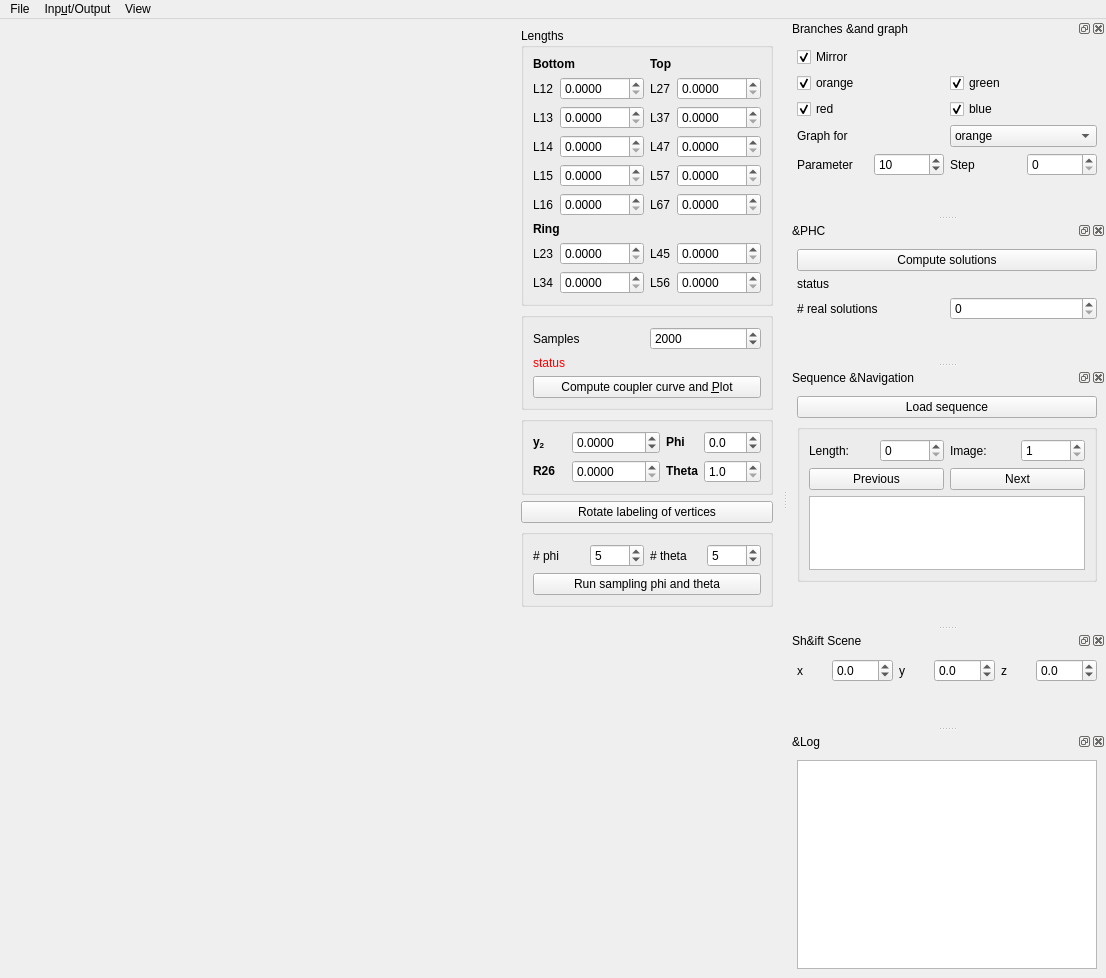
This is couplerCurve.ui in Legersky/SpatialGraphEmbeddings as Qt 5 draws it before an edit. The edited form follows.
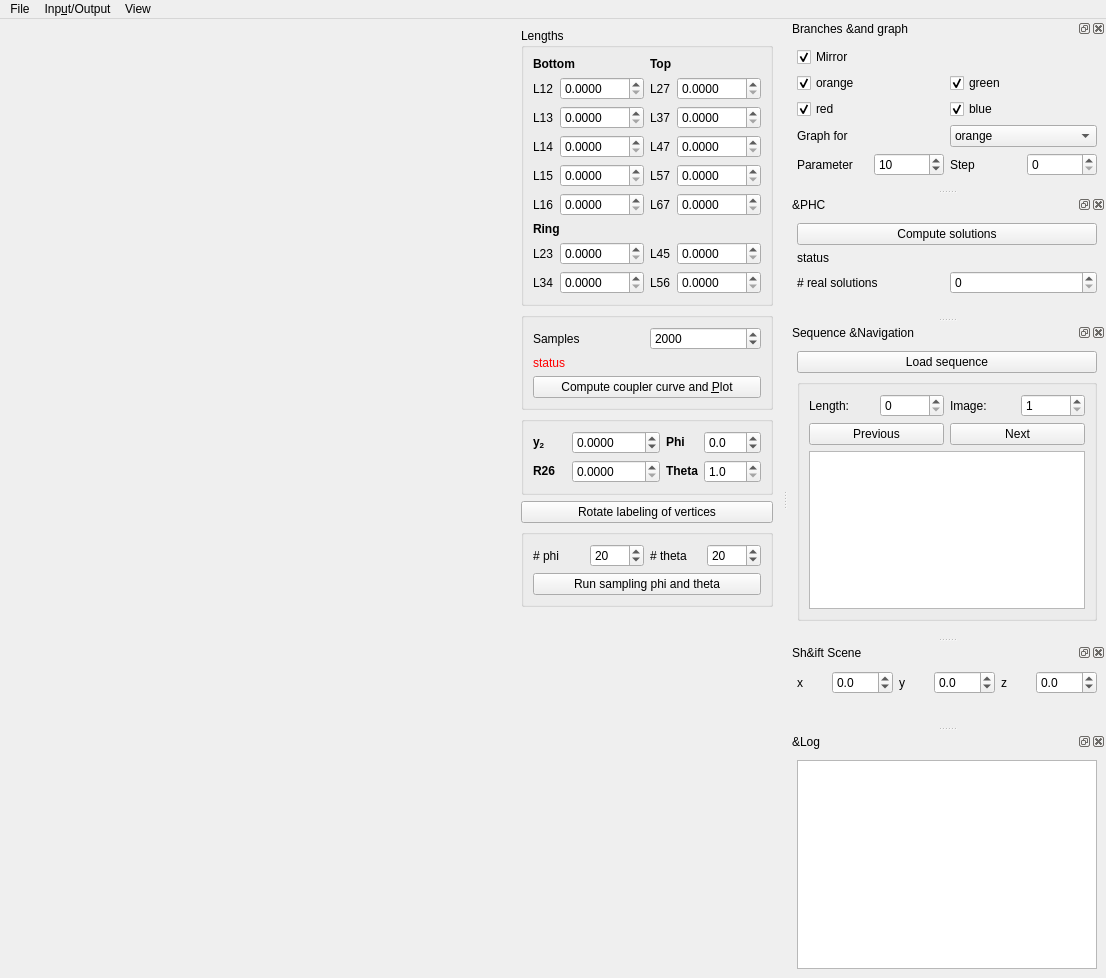
This is the edited form.

Commit message: sampling changed, min distances

```diff
--- a/couplerCurve.ui
+++ b/couplerCurve.ui
@@ -681,7 +681,7 @@
               <number>5</number>
              </property>
              <property name="value">
-              <number>5</number>
+              <number>20</number>
              </property>
             </widget>
            </item>
@@ -711,7 +711,7 @@
               <number>5</number>
              </property>
              <property name="value">
-              <number>5</number>
+              <number>20</number>
              </property>
             </widget>
            </item>
@@ -1024,7 +1024,7 @@
           <property name="maximumSize">
            <size>
             <width>16777215</width>
-            <height>80</height>
+            <height>16777215</height>
            </size>
           </property>
          </widget>
```
Left out of the diff: 4 changed lines with no effect on the pictures. The commit also changes 2 other files.
